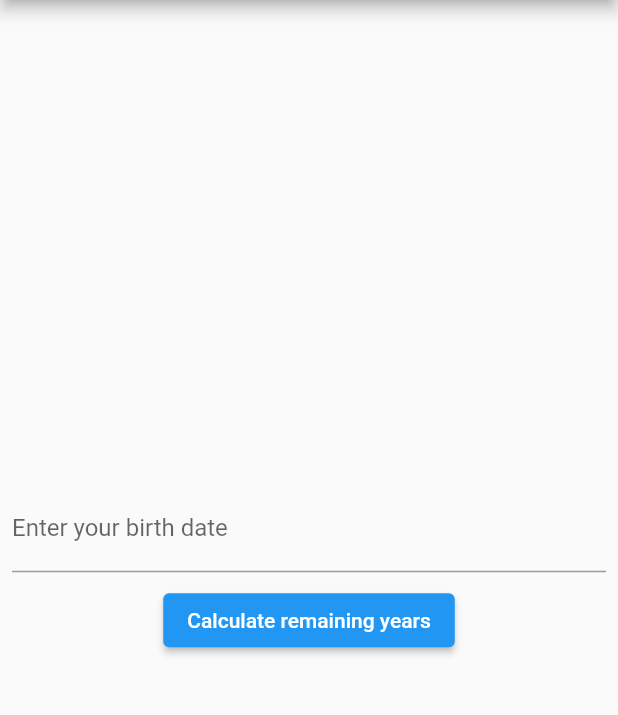
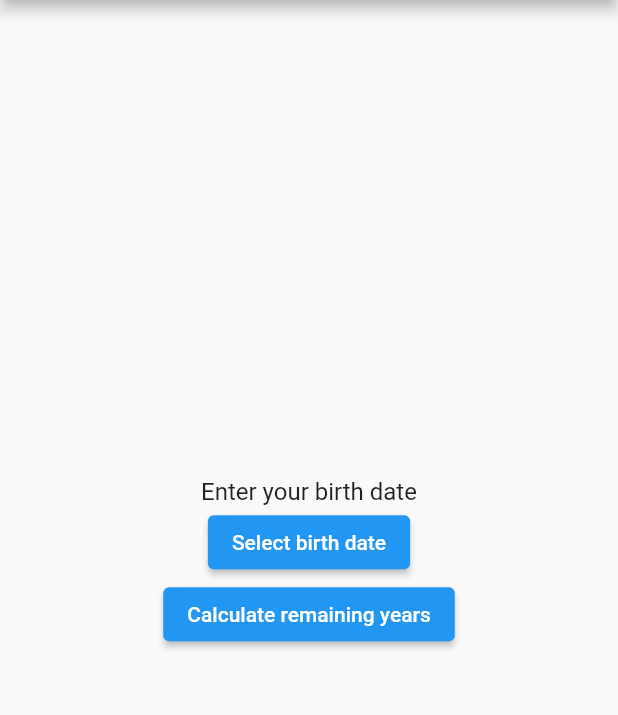
Before and after one commit to ishii-kanade/lifespan_calculator, a Flutter app: the screen it shows after launch, after a tap on "Calculate remaining years", on a phone screen of 412 x 824 dp, the part 84-799 px from its top. Run offline on Flutter 3.47's test engine with Material 2 defaults, Android fonts, the phone set to English and light mode, and no system bars.

Commit message:
ピッカーで生年月日を入力するように変更

```diff
--- a/lib/main.dart
+++ b/lib/main.dart
@@ -20,22 +20,22 @@
 }
 
 class _AgeInputState extends State<AgeInput> {
-  final TextEditingController _controller = TextEditingController();
-  final DateFormat formatter = DateFormat('yyyy-MM-dd');
+  DateTime? _birthDate;
   String _message = '';
 
   void calculateAge() {
-    final birthDate = DateTime.parse(_controller.text);
+    if(_birthDate != null){
       final currentDate = DateTime.now();
-    int years = currentDate.year - birthDate.year;
-    if (birthDate.month > currentDate.month ||
-        (birthDate.month == currentDate.month && birthDate.day > currentDate.day)) {
+      int years = currentDate.year - _birthDate!.year;
+      if (_birthDate!.month > currentDate.month ||
+          (_birthDate!.month == currentDate.month && _birthDate!.day > currentDate.day)) {
         years--;
       }
       final remainingYears = 80 - years; // Assume average lifespan is 80 years
       setState(() {
         _message = 'You have approximately $remainingYears years left.';
       });
+    }
   }
 
   @override
@@ -47,21 +47,37 @@
       body: Column(
         mainAxisAlignment: MainAxisAlignment.center,
         children: <Widget>[
-          Padding(
-            padding: const EdgeInsets.all(8.0),
-            child: TextField(
-              controller: _controller,
-              decoration: InputDecoration(
-                labelText: 'Enter your birth date',
-                hintText: 'yyyy-MM-dd',
+          Center(
+            child: Text(
+              _birthDate == null ? 'Enter your birth date' : 'Birth date: ${DateFormat('yyyy-MM-dd').format(_birthDate!)}',
+              style: TextStyle(fontSize: 16.0),
             ),
           ),
+          Center(
+            child: ElevatedButton(
+              onPressed: () async {
+                final DateTime? picked = await showDatePicker(
+                  context: context,
+                  initialDate: _birthDate == null ? DateTime.now() : _birthDate!,
+                  firstDate: DateTime(1900),
+                  lastDate: DateTime.now(),
+                );
+                if (picked != null && picked != _birthDate) {
+                  setState(() {
+                    _birthDate = picked;
+                  });
+                }
+              },
+              child: Text('Select birth date'),
             ),
-          ElevatedButton(
+          ),
+          Center(
+            child: ElevatedButton(
               onPressed: calculateAge,
               child: Text('Calculate remaining years'),
             ),
-          Text(_message),
+          ),
+          Center(child: Text(_message)),
         ],
       ),
     );
```
Lines whose indentation alone changed are shown as unchanged.
